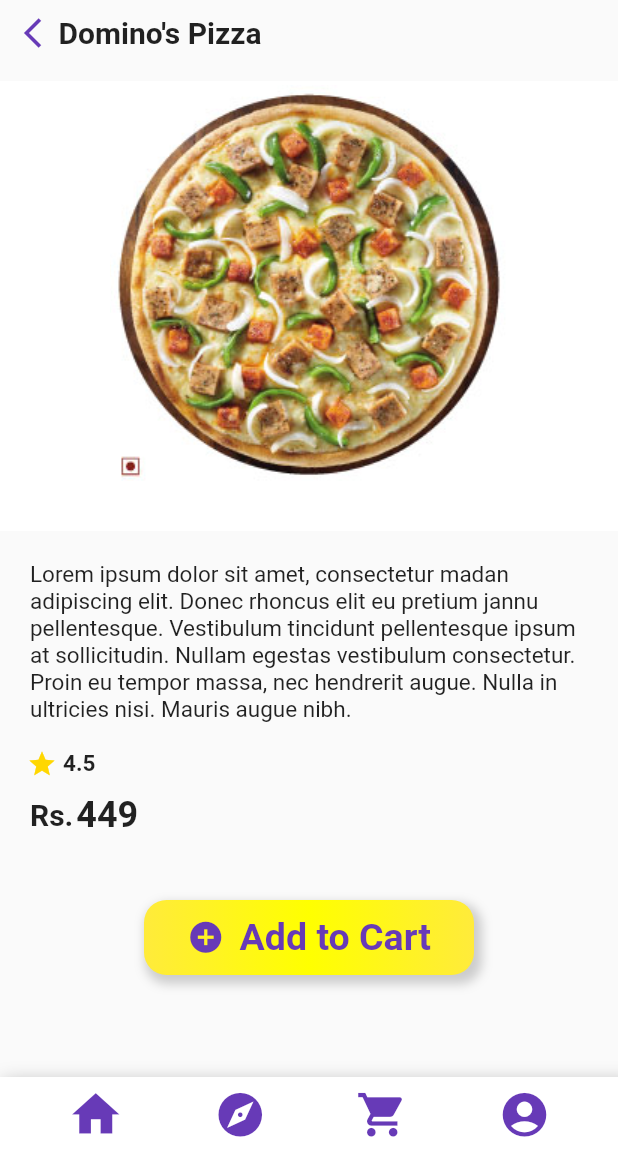
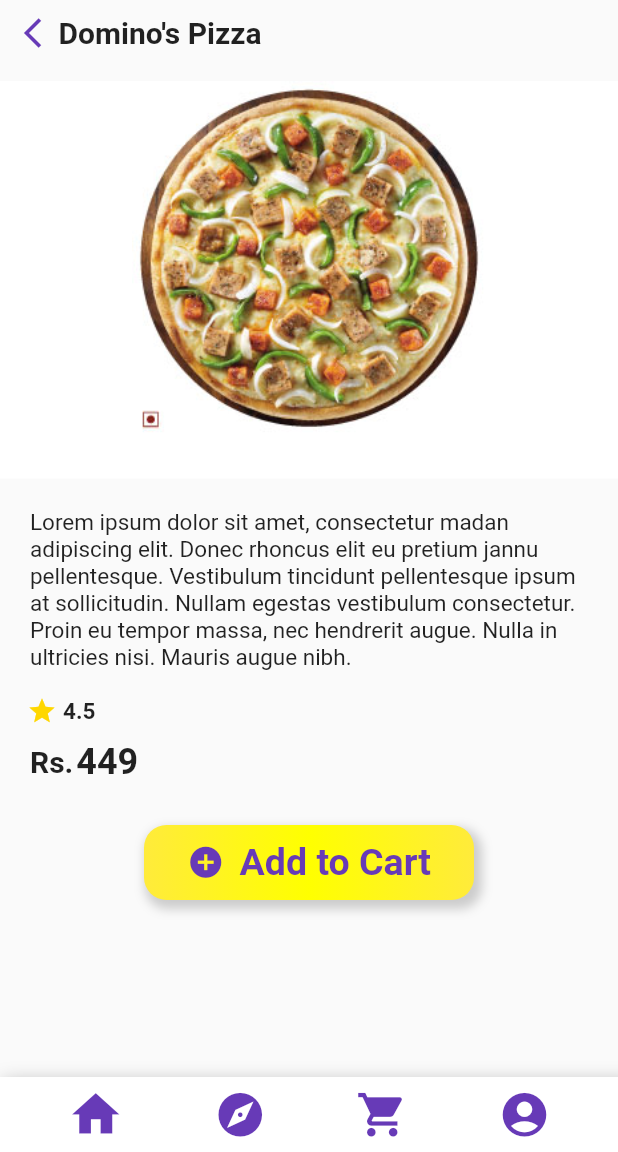
Before and after one commit to DSC-GHRCE/Flutterverse-Week-2, a Flutter app: the ProductPage screen opened directly with empty values, on a phone screen of 412 x 824 dp, the part 84-1236 px from its top. Run offline on Flutter 3.47's test engine with Material 2 defaults, Android fonts, the phone set to English and light mode, and no system bars.

Commit message:
Update ProductPage.dart

```diff
--- a/lib/Components/ProductPage.dart
+++ b/lib/Components/ProductPage.dart
@@ -20,7 +20,8 @@ class ProductPage extends StatelessWidget {
           MyAppBar(),
         ],
       ),
-      body: Column(
+      body: SingleChildScrollView(
+        child: Column(
           children: [
             Container(
               margin: EdgeInsets.symmetric(horizontal: 10, vertical: 10),
@@ -47,7 +48,7 @@ class ProductPage extends StatelessWidget {
             Container(
               margin: EdgeInsets.symmetric(vertical: 10),
               padding: EdgeInsets.only(bottom: 30),
-            height: 300,
+              height: 265,
               width: MediaQuery.of(context).size.width,
               color: Colors.white,
               child: Image.asset(
@@ -110,7 +111,7 @@ class ProductPage extends StatelessWidget {
               ),
             ),
             Container(
-            margin: EdgeInsets.symmetric(horizontal: 40, vertical: 25),
+              margin: EdgeInsets.symmetric(horizontal: 40, vertical: 10),
               child: Column(
                 children: [
                   TextButton(
@@ -166,6 +167,7 @@ class ProductPage extends StatelessWidget {
             ),
           ],
         ),
+      ),
       bottomNavigationBar: bottomNavBar(),
     );
   }
```
Lines whose indentation alone changed are shown as unchanged.
